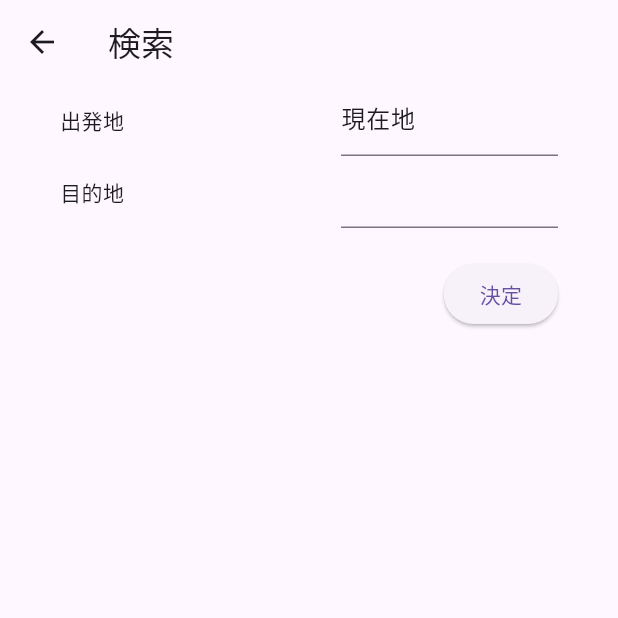
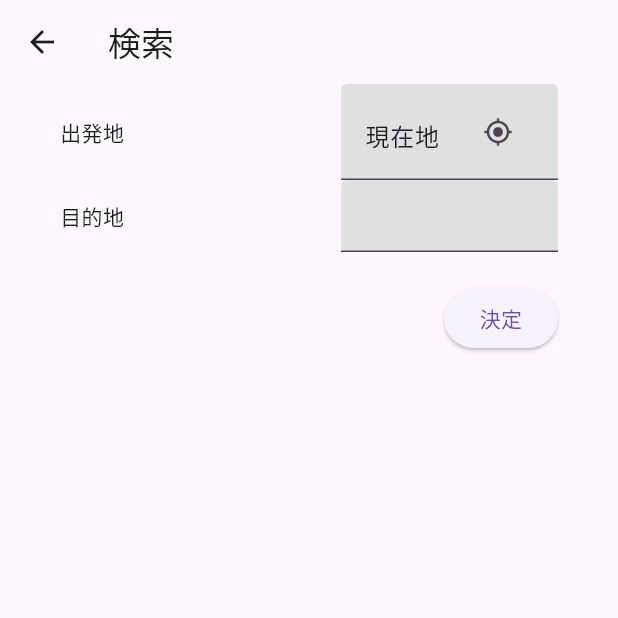
Before and after one commit to kc3hack/2024_G, a Flutter app: the MyInputPage screen opened directly with empty values, on a phone screen of 412 x 824 dp, the top half of it. Run offline on Flutter 3.47's test engine with Material 3 defaults, Android fonts, the phone set to English and light mode, and no system bars; our stand-ins replace geolocator, google_maps_flutter.

Commit message:
[add]現在地の緯度経度を検索結果ページに送信する

```diff
--- a/mitikusa/lib/screens/input_page.dart
+++ b/mitikusa/lib/screens/input_page.dart
@@ -1,5 +1,7 @@
 import 'package:flutter/material.dart';
 import 'package:mitikusa/screens/result_page.dart';
+import 'package:geolocator/geolocator.dart';
+import 'package:google_maps_flutter/google_maps_flutter.dart';
 
 class MyInputPage extends StatefulWidget {
   final String destination;
@@ -12,8 +14,12 @@ class MyInputPage extends StatefulWidget {
 class MyInputPageState extends State<MyInputPage> {
   // テキストフィールドコントローラーの宣言
   // 出発地
-  late TextEditingController _inputDepartController;
-  late TextEditingController _inputDestinationController;
+  late TextEditingController _inputDepartController;  // 出発地
+  late TextEditingController _inputDestinationController; // 目的地
+
+  // 緯度経度の保持用変数の宣言
+  late Position _departPosition;  // 出発地
+  late Position _destinationPosition; // 目的地
 
   @override
   void initState() {
@@ -22,6 +28,15 @@ class MyInputPageState extends State<MyInputPage> {
     // データの初期化
     _inputDepartController  = TextEditingController(text: '現在地');
     _inputDestinationController = TextEditingController(text: widget.destination);
+    Future(() async {
+      _departPosition = await getCurrentPosition();
+      setState(() {});
+    });
+  }
+
+  // 現在地の緯度経度を返す関数
+  Future<Position> getCurrentPosition() async {
+    return await Geolocator.getCurrentPosition();
   }
 
   @override
@@ -42,6 +57,17 @@ class MyInputPageState extends State<MyInputPage> {
                     child: SizedBox(
                       child: TextField(
                         controller: _inputDepartController,
+                        decoration: InputDecoration(
+                            filled: true,
+                            fillColor: Colors.grey.shade300,
+                            suffix: IconButton(
+                              onPressed:  () async {
+                                _departPosition = await getCurrentPosition();
+                              },
+                              icon: const Icon(Icons.gps_fixed),
+                              iconSize: 20,
+                            )
+                        ),
                       ),
                     )
                 ),
@@ -58,6 +84,10 @@ class MyInputPageState extends State<MyInputPage> {
                     child: SizedBox(
                       child: TextField(
                         controller: _inputDestinationController,
+                        decoration: InputDecoration(
+                          filled: true,
+                          fillColor: Colors.grey.shade300,
+                            ),
                       ),
                     )
                 ),
@@ -74,8 +104,8 @@ class MyInputPageState extends State<MyInputPage> {
                       context,
                       MaterialPageRoute(
                         builder: (context) => MyResultPage(
-                          depart: _inputDepartController.text,
-                          destination: _inputDestinationController.text,
+                          depart: _departPosition,
+                          destination: _destinationPosition,
                         ),
                       ),
                     );
```
Also changed, not shown: mitikusa/lib/screens/result_page.dart (+5 -9 lines), 1 other file.
